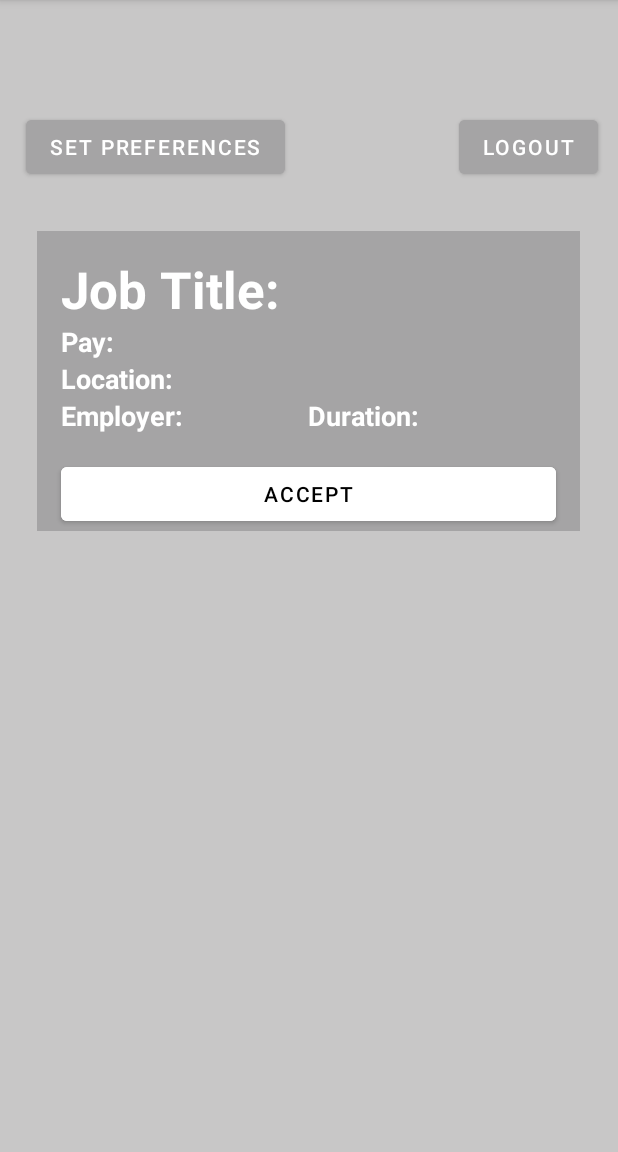
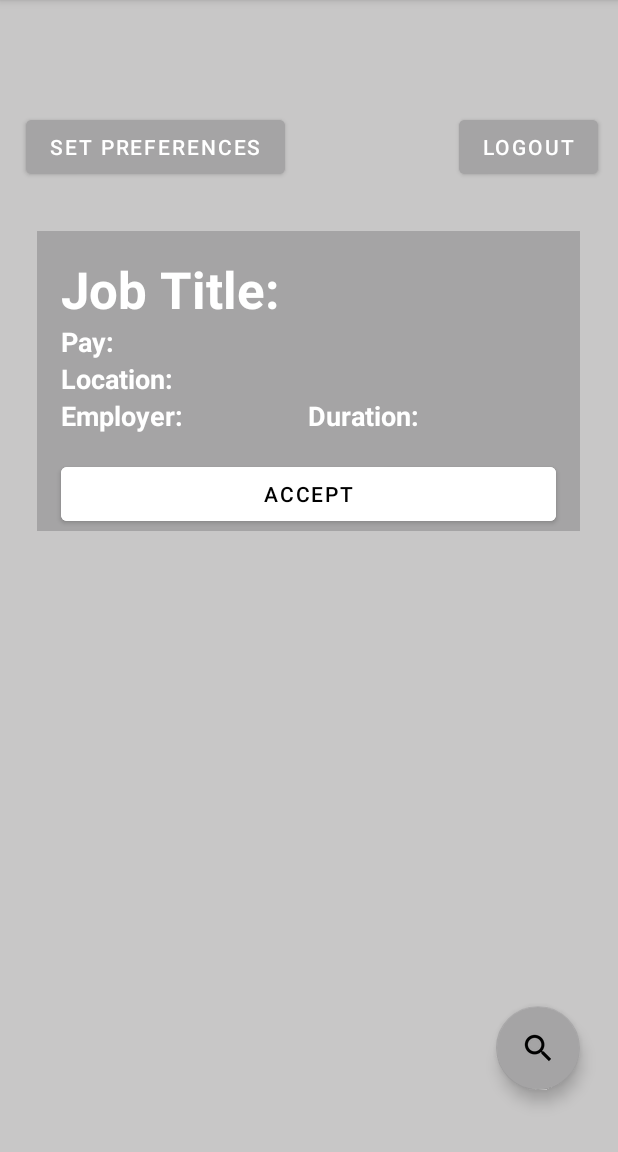
Before and after one commit to sharma-sourabh3435/Odd-Jobs, an Android app: the WelcomeActivity screen opened directly, with no data from a screen before it, on a phone screen of 412 x 824 dp, the part 84-1236 px from its top. Run offline under Robolectric (Android 15) with nearby library versions, the phone set to English and light mode, and no system bars.

Commit message:
Added search button

```diff
--- a/app/src/main/res/layout/welcome_employee.xml
+++ b/app/src/main/res/layout/welcome_employee.xml
@@ -6,6 +6,8 @@
     android:layout_height="match_parent"
     android:background="#C8C7C7"
     tools:context=".WelcomeActivity">
+
+
 
     <Button
         android:id="@+id/Logout"
@@ -122,6 +124,21 @@
 
     </LinearLayout>
 
+    <com.google.android.material.floatingactionbutton.FloatingActionButton
+        android:id="@+id/floatingActionButton"
+        android:layout_width="wrap_content"
+        android:layout_height="wrap_content"
+        android:layout_marginStart="330dp"
+        android:layout_marginTop="317dp"
+        android:layout_marginEnd="25dp"
+        android:layout_marginBottom="42dp"
+        android:clickable="true"
+        app:backgroundTint="#A5A4A5"
+        app:layout_constraintBottom_toBottomOf="parent"
+        app:layout_constraintEnd_toEndOf="parent"
+        app:layout_constraintStart_toStartOf="parent"
+        app:layout_constraintTop_toBottomOf="@+id/linearLayout2"
+        app:srcCompat="?android:attr/actionModeWebSearchDrawable" />
 
 
 </androidx.constraintlayout.widget.ConstraintLayout>
```
